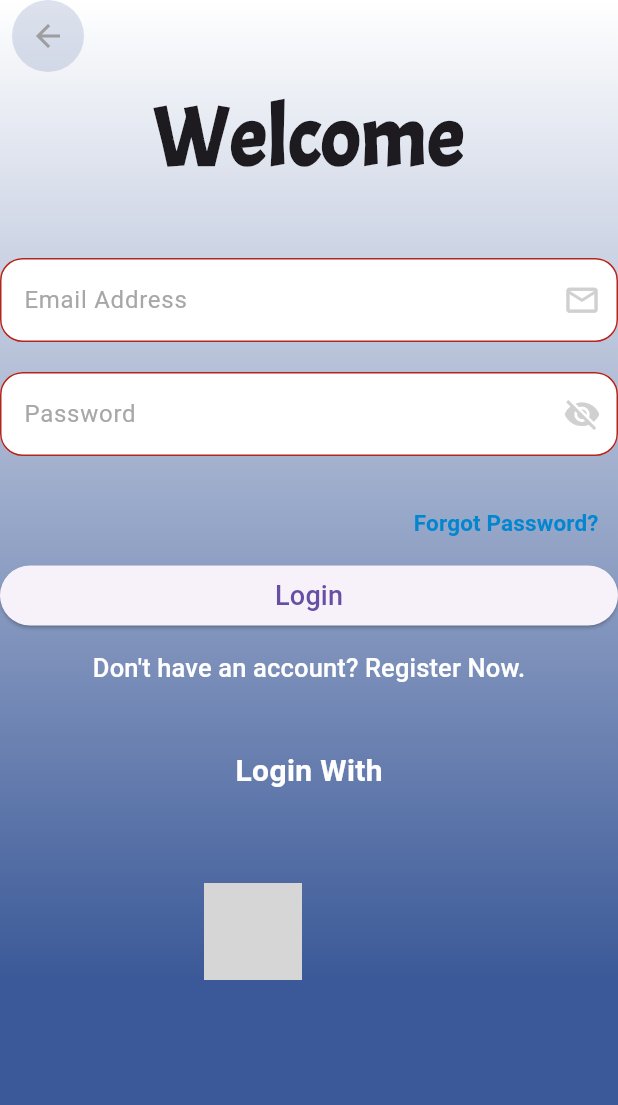
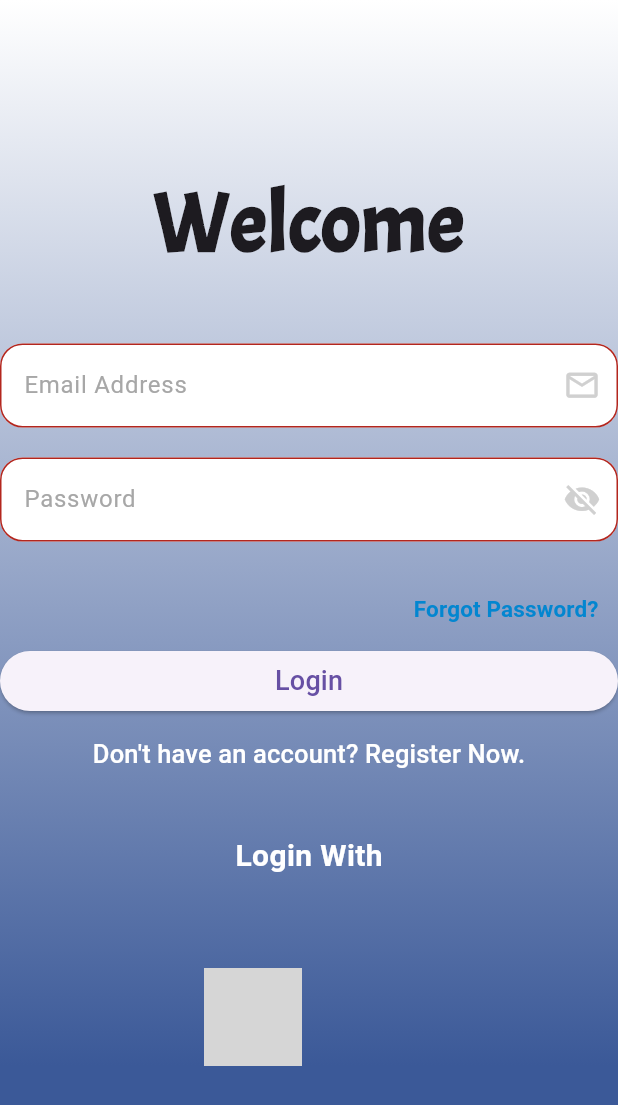
Before and after one commit to Menna096/Electronic-mind-of-Alzheimer-s-patientsFlutter2, a Flutter app: the screen it shows after launch, on a phone screen of 412 x 824 dp. Shown: the top 1105 px of the screen. Run offline on Flutter 3.47's test engine with Material 3 defaults, Android fonts, the phone set to English and light mode, and no system bars; our stand-ins replace bloc, dio, equatable, flutter_bloc, flutter_feather_icons, flutter_secure_storage and 10 more; missing offline and left inert: record; accounts and stored records are empty; Roboto replaces fonts that are missing (Patua One); grey boxes are pictures that could not be loaded.

Commit message:
done
add_permat_camera

```diff
--- a/vv/lib/Family/LoginPageAll.dart
+++ b/vv/lib/Family/LoginPageAll.dart
@@ -149,8 +149,7 @@ class _LoginPageAllState extends State<LoginPageAll> {
             mainAxisAlignment: MainAxisAlignment.start,
             crossAxisAlignment: CrossAxisAlignment.stretch,
             children: [
-              backbutton(),
-              SizedBox(height: 5),
+              SizedBox(height: 110),
               Text(
                 'Welcome',
                 style: TextStyle(
```
Also changed, not shown: vv/lib/Family/Registerfamily/registerfamily.dart (+0 -31 lines), 3 other files.
